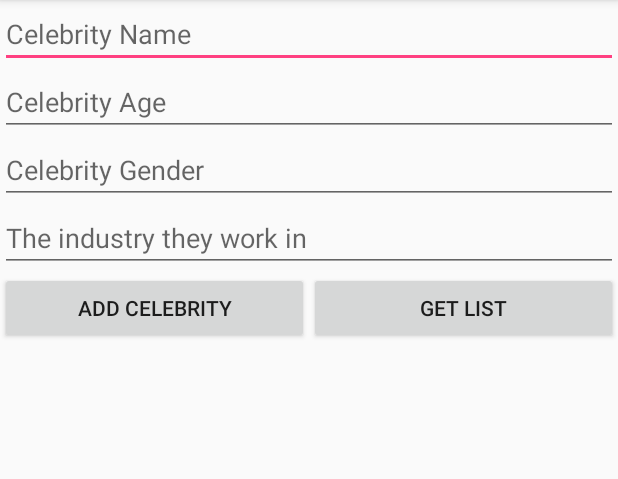
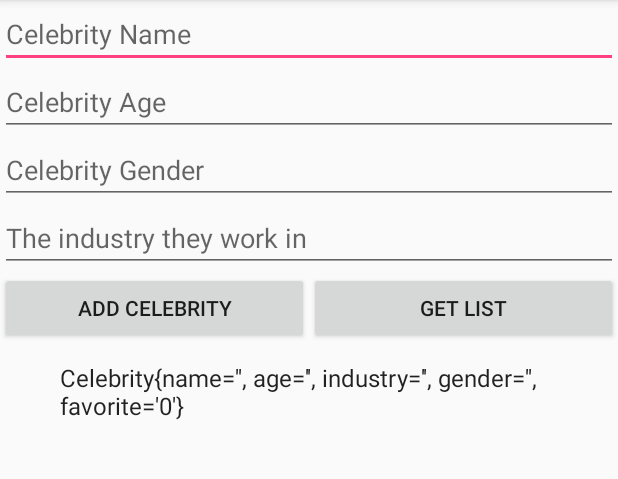
Before and after one commit to Mazogu/DatabaseApp, an Android app: the screen it shows after launch (MainActivity), after a tap on "GET LIST", on a phone screen of 412 x 824 dp, the part 84-563 px from its top. Run offline under Robolectric (Android 15) with nearby library versions, the phone set to English and light mode, and no system bars.

Commit message:
Can click on list to get new view

```diff
--- a/app/src/main/AndroidManifest.xml
+++ b/app/src/main/AndroidManifest.xml
@@ -16,6 +16,7 @@
                 <category android:name="android.intent.category.LAUNCHER" />
             </intent-filter>
         </activity>
+        <activity android:name=".CelebrityView"></activity>
     </application>
 
 </manifest>
--- a/app/src/main/java/com/example/micha/celebdatabase/MainActivity.java
+++ b/app/src/main/java/com/example/micha/celebdatabase/MainActivity.java
@@ -1,12 +1,18 @@
 package com.example.micha.celebdatabase;
 
+import android.content.Intent;
 import android.support.v7.app.AppCompatActivity;
 import android.os.Bundle;
 import android.view.View;
+import android.widget.AdapterView;
+import android.widget.ArrayAdapter;
 import android.widget.EditText;
+import android.widget.ListView;
 import android.widget.Toast;
 
 import com.example.micha.celebdatabase.data.DatabaseHelper;
+
+import java.util.List;
 
 public class MainActivity extends AppCompatActivity {
 
@@ -14,6 +20,7 @@ public class MainActivity extends AppCompatActivity {
     private EditText age;
     private EditText gender;
     private EditText industry;
+    private ListView celebListView;
 
     @Override
     protected void onCreate(Bundle savedInstanceState) {
@@ -22,8 +29,9 @@ public class MainActivity extends AppCompatActivity {
 
         name = findViewById(R.id.name);
         age = findViewById(R.id.age);
-        gender = findViewById(R.id.age);
-        industry = findViewById(R.id.age);
+        gender = findViewById(R.id.gender);
+        industry = findViewById(R.id.industry);
+        celebListView = findViewById(R.id.celebList);
 
 
 
@@ -43,7 +51,19 @@ public class MainActivity extends AppCompatActivity {
                 long row = database.saveCeleb(celebrity);
                 Toast.makeText(this,"Saved at row: "+row,Toast.LENGTH_SHORT).show();
                 break;
-            case R.id.celebList:
+            case R.id.getList:
+                final List<Celebrity> list = database.getCelebrityList();
+
+                ArrayAdapter<Celebrity> adapter = new ArrayAdapter<Celebrity>(this,android.R.layout.simple_expandable_list_item_1,list);
+                celebListView.setAdapter(adapter);
+                celebListView.setOnItemClickListener(new AdapterView.OnItemClickListener() {
+                    @Override
+                    public void onItemClick(AdapterView<?> adapterView, View view, int i, long l) {
+                        Intent intent = new Intent(getApplicationContext(),CelebrityView.class);
+                        intent.putExtra("Celebrity", list.get(i));
+                        startActivity(intent);
+                    }
+                });
                 break;
         }
     }
--- a/app/src/main/res/layout/activity_main.xml
+++ b/app/src/main/res/layout/activity_main.xml
@@ -29,7 +29,7 @@
         android:layout_height="wrap_content" />
     <LinearLayout
         android:layout_width="match_parent"
-        android:layout_height="match_parent"
+        android:layout_height="wrap_content"
         android:orientation="horizontal">
         <Button
             android:layout_width="match_parent"
@@ -46,13 +46,11 @@
             android:onClick="btnCeleb"
             android:layout_weight="1"/>
     </LinearLayout>
-    <ScrollView
+
+    <ListView
+        android:id="@+id/celebList"
         android:layout_width="match_parent"
-        android:layout_height="match_parent">
-        <ListView
-            android:id="@+id/celebList"
-            android:layout_width="match_parent"
-            android:layout_height="match_parent"/>
-    </ScrollView>
+        android:layout_height="wrap_content"/>
+
 
 </LinearLayout>
--- a/app/src/main/res/values/colors.xml
+++ b/app/src/main/res/values/colors.xml
@@ -3,4 +3,5 @@
     <color name="colorPrimary">#3F51B5</color>
     <color name="colorPrimaryDark">#303F9F</color>
     <color name="colorAccent">#FF4081</color>
+    <color name="textC">#00f150</color>
 </resources>
```
Also changed, not shown: app/src/main/java/com/example/micha/celebdatabase/Celebrity.java (+38 -1 lines), app/src/main/java/com/example/micha/celebdatabase/CelebrityView.java (added, +33 -0 lines), app/src/main/res/layout/activity_celebrity_view.xml (added, +30 -0 lines).
